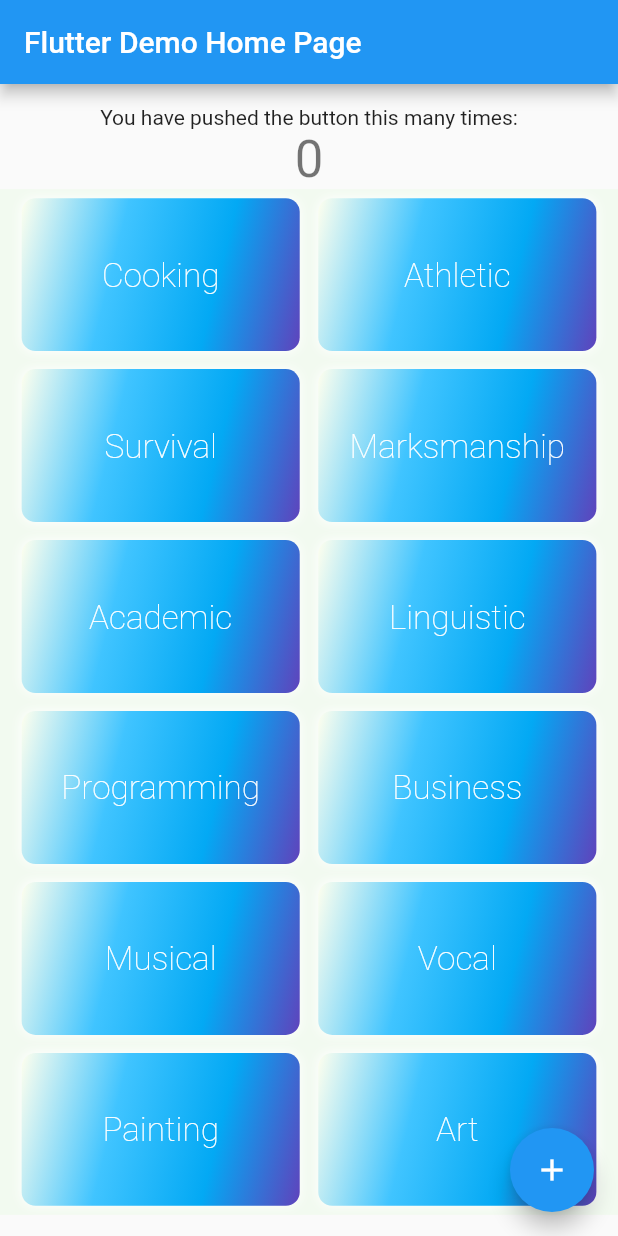
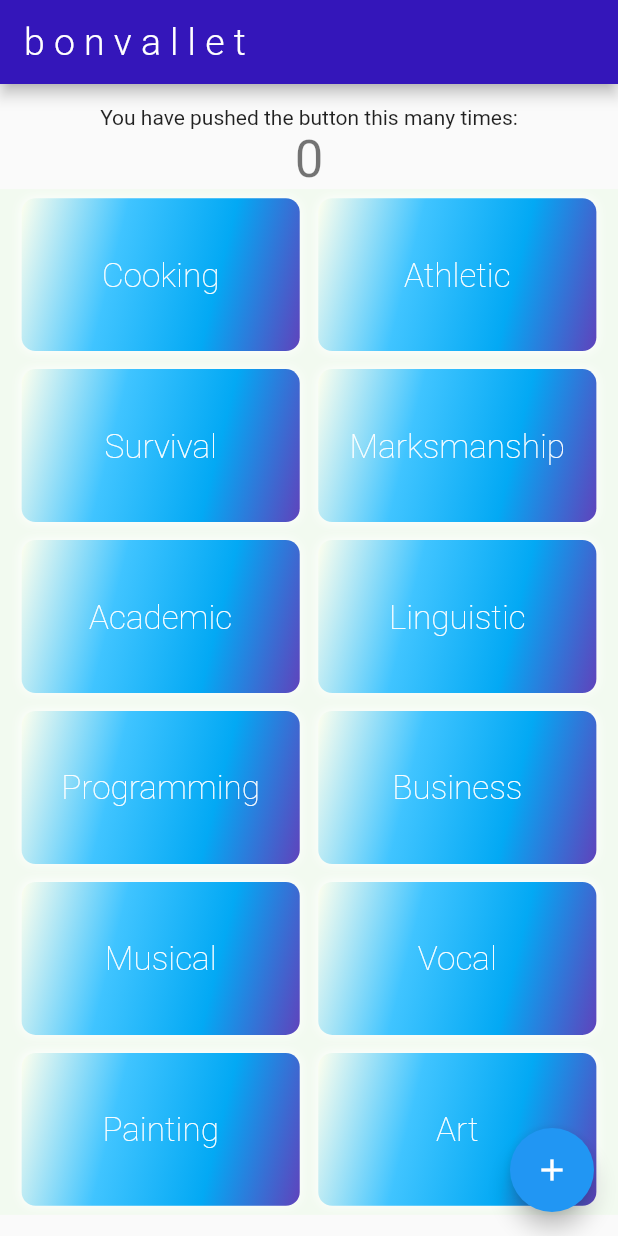
Before and after one commit to zwormstadt/Bonvallet, a Flutter app: the screen it shows after launch, on a phone screen of 412 x 824 dp. Run offline on Flutter 3.47's test engine with Material 2 defaults, Android fonts, the phone set to English and light mode, and no system bars; Roboto replaces fonts that are missing (SF Pro).

Commit message:
More colors

```diff
--- a/lib/main.dart
+++ b/lib/main.dart
@@ -19,9 +19,9 @@ class MyApp extends StatelessWidget {
         // or simply save your changes to "hot reload" in a Flutter IDE).
         // Notice that the counter didn't reset back to zero; the application
         // is not restarted.
-        primarySwatch: Colors.blue,
+        primaryColor: Color(0xFF3416ba)
       ),
-      home: MyHomePage(title: 'Flutter Demo Home Page'),
+      home: MyHomePage(title: 'b o n v a l l e t'),
     );
   }
 }
@@ -70,7 +70,14 @@ class _MyHomePageState extends State<MyHomePage> {
       appBar: AppBar(
         // Here we take the value from the MyHomePage object that was created by
         // the App.build method, and use it to set our appbar title.
-        title: Text(widget.title),
+        title: Text(
+          widget.title,
+          style: TextStyle(
+            fontFamily: 'SF Pro',
+            fontWeight: FontWeight.w300,
+            fontSize: 25
+          ),
+        ),
       ),
       body: Center(
         // Center is a layout widget. It takes a single child and positions it
```
